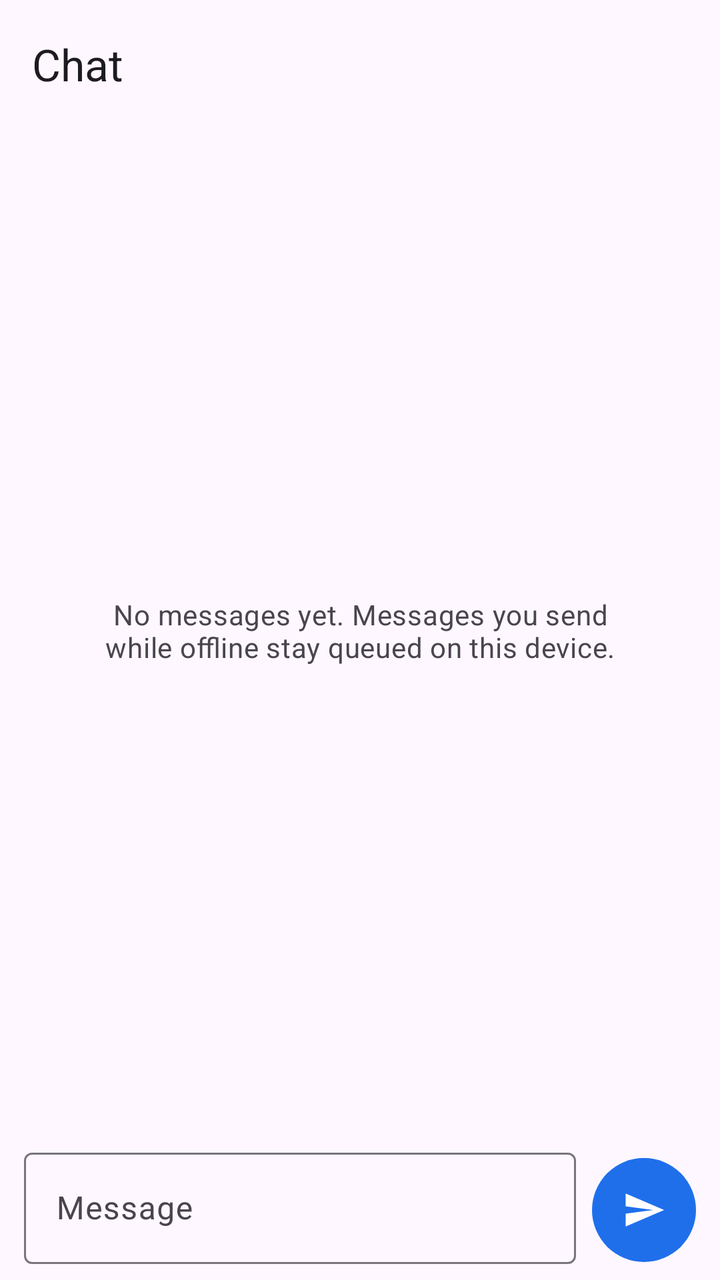
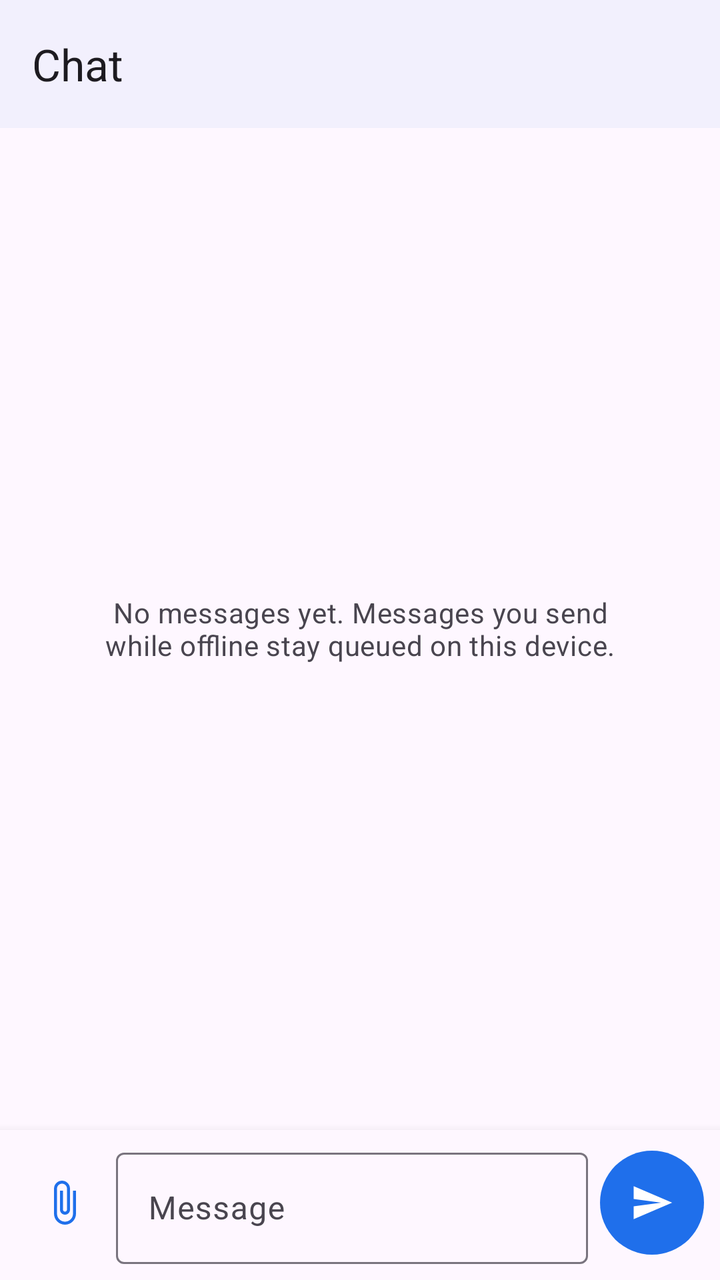

The first picture is an Android layout as it rendered before a commit; the second is the same layout after the commit. The layout source and the unified diff follow.
<!-- AndroidManifest.xml: application theme Theme.TwoPersonMessenger -->
<!-- res/layout/activity_chat.xml -->
<?xml version="1.0" encoding="utf-8"?>
<LinearLayout xmlns:android="http://schemas.android.com/apk/res/android"
    xmlns:app="http://schemas.android.com/apk/res-auto"
    android:layout_width="match_parent"
    android:layout_height="match_parent"
    android:orientation="vertical">

    <com.google.android.material.appbar.MaterialToolbar
        android:id="@+id/toolbar"
        android:layout_width="match_parent"
        android:layout_height="?attr/actionBarSize"
        android:background="?attr/colorSurface"
        app:title="@string/chat_title" />

    <com.google.android.material.card.MaterialCardView
        android:id="@+id/cardBanner"
        android:layout_width="match_parent"
        android:layout_height="wrap_content"
        android:layout_marginHorizontal="12dp"
        android:layout_marginTop="8dp"
        android:visibility="gone"
        app:cardCornerRadius="12dp"
        app:cardElevation="0dp">

        <TextView
            android:id="@+id/textBanner"
            android:layout_width="match_parent"
            android:layout_height="wrap_content"
            android:padding="10dp"
            android:textAppearance="?attr/textAppearanceBodySmall" />
    </com.google.android.material.card.MaterialCardView>

    <FrameLayout
        android:layout_width="match_parent"
        android:layout_height="0dp"
        android:layout_weight="1">

        <androidx.recyclerview.widget.RecyclerView
            android:id="@+id/listMessages"
            android:layout_width="match_parent"
            android:layout_height="match_parent"
            android:clipToPadding="false"
            android:paddingVertical="8dp" />

        <TextView
            android:id="@+id/textEmpty"
            android:layout_width="wrap_content"
            android:layout_height="wrap_content"
            android:layout_gravity="center"
            android:layout_marginHorizontal="40dp"
            android:gravity="center"
            android:text="@string/chat_empty"
            android:textAppearance="?attr/textAppearanceBodyMedium"
            android:textColor="?android:attr/textColorSecondary" />
    </FrameLayout>

    <LinearLayout
        android:layout_width="match_parent"
        android:layout_height="wrap_content"
        android:gravity="bottom"
        android:orientation="horizontal"
        android:paddingHorizontal="12dp"
        android:paddingTop="4dp"
        android:paddingBottom="8dp">

        <com.google.android.material.textfield.TextInputLayout
            android:id="@+id/inputMessageLayout"
            style="@style/Widget.Material3.TextInputLayout.OutlinedBox"
            android:layout_width="0dp"
            android:layout_height="wrap_content"
            android:layout_weight="1"
            android:hint="@string/chat_input_hint">

            <com.google.android.material.textfield.TextInputEditText
                android:id="@+id/inputMessage"
                android:layout_width="match_parent"
                android:layout_height="wrap_content"
                android:imeOptions="actionSend"
                android:inputType="textCapSentences|textMultiLine"
                android:maxLength="2000"
                android:maxLines="5" />
        </com.google.android.material.textfield.TextInputLayout>

        <com.google.android.material.button.MaterialButton
            android:id="@+id/buttonSend"
            android:layout_width="52dp"
            android:layout_height="52dp"
            android:layout_marginStart="8dp"
            android:contentDescription="@string/chat_send"
            android:insetTop="0dp"
            android:insetBottom="0dp"
            app:icon="@drawable/ic_send"
            app:iconGravity="textStart"
            app:iconPadding="0dp"
            app:iconSize="22dp" />
    </LinearLayout>
</LinearLayout>
<!-- resources referenced by this layout -->
<resources>
  <!-- drawable ic_send (drawable) -->
  <?xml version="1.0" encoding="utf-8"?>
  <vector xmlns:android="http://schemas.android.com/apk/res/android"
      android:width="24dp"
      android:height="24dp"
      android:viewportWidth="24"
      android:viewportHeight="24"
      android:tint="?attr/colorOnPrimary">
      <path
          android:fillColor="#FFFFFF"
          android:pathData="M2,21L23,12L2,3V10L17,12L2,14V21Z" />
  </vector>
  <string name="chat_empty">No messages yet. Messages you send while offline stay queued on this device.</string>
  <string name="chat_input_hint">Message</string>
  <string name="chat_send">Send</string>
  <string name="chat_title">Chat</string>
  <style name="Theme.TwoPersonMessenger" parent="Theme.Material3.DayNight.NoActionBar">
          <item name="colorPrimary">@color/brand_primary</item>
          <item name="colorOnPrimary">@color/brand_on_primary</item>
          <item name="android:colorBackground">?attr/colorSurface</item>
      </style>
  <color name="brand_primary">#1F6FEB</color>
  <color name="brand_on_primary">#FFFFFF</color>
</resources>

<!-- the commit's change to res/layout/activity_chat.xml (unified diff, before → after) -->
@@ -10,6 +10,7 @@
         android:layout_width="match_parent"
         android:layout_height="?attr/actionBarSize"
         android:background="?attr/colorSurface"
+        android:elevation="1dp"
         app:title="@string/chat_title" />
 
     <com.google.android.material.card.MaterialCardView
@@ -40,7 +41,8 @@
             android:layout_width="match_parent"
             android:layout_height="match_parent"
             android:clipToPadding="false"
-            android:paddingVertical="8dp" />
+            android:paddingTop="8dp"
+            android:paddingBottom="12dp" />
 
         <TextView
             android:id="@+id/textEmpty"
@@ -52,22 +54,49 @@
             android:text="@string/chat_empty"
             android:textAppearance="?attr/textAppearanceBodyMedium"
             android:textColor="?android:attr/textColorSecondary" />
+
+        <com.google.android.material.floatingactionbutton.FloatingActionButton
+            android:id="@+id/buttonScrollBottom"
+            android:layout_width="wrap_content"
+            android:layout_height="wrap_content"
+            android:layout_gravity="bottom|end"
+            android:layout_marginEnd="16dp"
+            android:layout_marginBottom="12dp"
+            android:contentDescription="@string/chat_jump_latest"
+            android:visibility="gone"
+            app:backgroundTint="?attr/colorSecondaryContainer"
+            app:fabSize="mini"
+            app:srcCompat="@drawable/ic_arrow_down"
+            app:tint="?attr/colorOnSecondaryContainer" />
     </FrameLayout>
 
     <LinearLayout
         android:layout_width="match_parent"
         android:layout_height="wrap_content"
-        android:gravity="bottom"
+        android:background="?attr/colorSurface"
+        android:elevation="8dp"
+        android:gravity="center_vertical"
         android:orientation="horizontal"
-        android:paddingHorizontal="12dp"
-        android:paddingTop="4dp"
+        android:paddingHorizontal="8dp"
+        android:paddingTop="6dp"
         android:paddingBottom="8dp">
+
+        <androidx.appcompat.widget.AppCompatImageButton
+            android:id="@+id/buttonAttach"
+            android:layout_width="48dp"
+            android:layout_height="48dp"
+            android:background="?attr/selectableItemBackgroundBorderless"
+            android:contentDescription="@string/chat_attach"
+            android:padding="12dp"
+            android:src="@drawable/ic_attach"
+            app:tint="@color/brand_primary" />
 
         <com.google.android.material.textfield.TextInputLayout
             android:id="@+id/inputMessageLayout"
             style="@style/Widget.Material3.TextInputLayout.OutlinedBox"
             android:layout_width="0dp"
             android:layout_height="wrap_content"
+            android:layout_marginStart="2dp"
             android:layout_weight="1"
             android:hint="@string/chat_input_hint">
 
@@ -85,7 +114,7 @@
             android:id="@+id/buttonSend"
             android:layout_width="52dp"
             android:layout_height="52dp"
-            android:layout_marginStart="8dp"
+            android:layout_marginStart="6dp"
             android:contentDescription="@string/chat_send"
             android:insetTop="0dp"
             android:insetBottom="0dp"
<!-- resource entries referenced after the edit -->
@@ -12,8 +12,10 @@
           android:fillColor="#FFFFFF"
           android:pathData="M2,21L23,12L2,3V10L17,12L2,14V21Z" />
   </vector>
+  <string name="chat_attach">Attach a file</string>
   <string name="chat_empty">No messages yet. Messages you send while offline stay queued on this device.</string>
   <string name="chat_input_hint">Message</string>
+  <string name="chat_jump_latest">Jump to latest message</string>
   <string name="chat_send">Send</string>
   <string name="chat_title">Chat</string>
   <style name="Theme.TwoPersonMessenger" parent="Theme.Material3.DayNight.NoActionBar">
@@ -22,6 +24,28 @@
           <item name="android:colorBackground">?attr/colorSurface</item>
       </style>
   <color name="brand_primary">#1F6FEB</color>
+  <!-- drawable ic_arrow_down (drawable) -->
+  <?xml version="1.0" encoding="utf-8"?>
+  <vector xmlns:android="http://schemas.android.com/apk/res/android"
+      android:width="24dp"
+      android:height="24dp"
+      android:viewportWidth="24"
+      android:viewportHeight="24">
+      <path
+          android:fillColor="@android:color/white"
+          android:pathData="M7.41,8.59L12,13.17l4.59,-4.58L18,10l-6,6 -6,-6 1.41,-1.41z" />
+  </vector>
+  <!-- drawable ic_attach (drawable) -->
+  <?xml version="1.0" encoding="utf-8"?>
+  <vector xmlns:android="http://schemas.android.com/apk/res/android"
+      android:width="24dp"
+      android:height="24dp"
+      android:viewportWidth="24"
+      android:viewportHeight="24">
+      <path
+          android:fillColor="@android:color/white"
+          android:pathData="M16.5,6v11.5c0,2.21 -1.79,4 -4,4s-4,-1.79 -4,-4V5c0,-1.38 1.12,-2.5 2.5,-2.5S13.5,3.62 13.5,5v10.5c0,0.55 -0.45,1 -1,1s-1,-0.45 -1,-1V6H10v9.5c0,1.38 1.12,2.5 2.5,2.5s2.5,-1.12 2.5,-2.5V5c0,-2.21 -1.79,-4 -4,-4S7,2.79 7,5v12.5c0,3.04 2.46,5.5 5.5,5.5s5.5,-2.46 5.5,-5.5V6h-1.5z" />
+  </vector>
   <color name="brand_on_primary">#FFFFFF</color>
 </resources>
 
